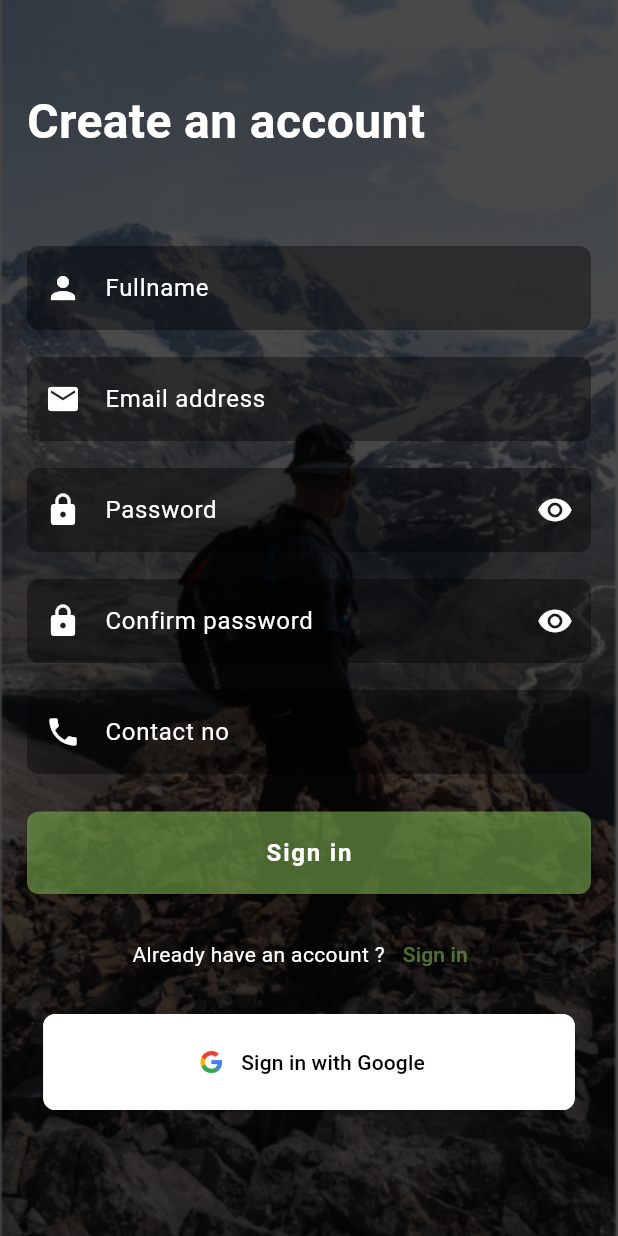
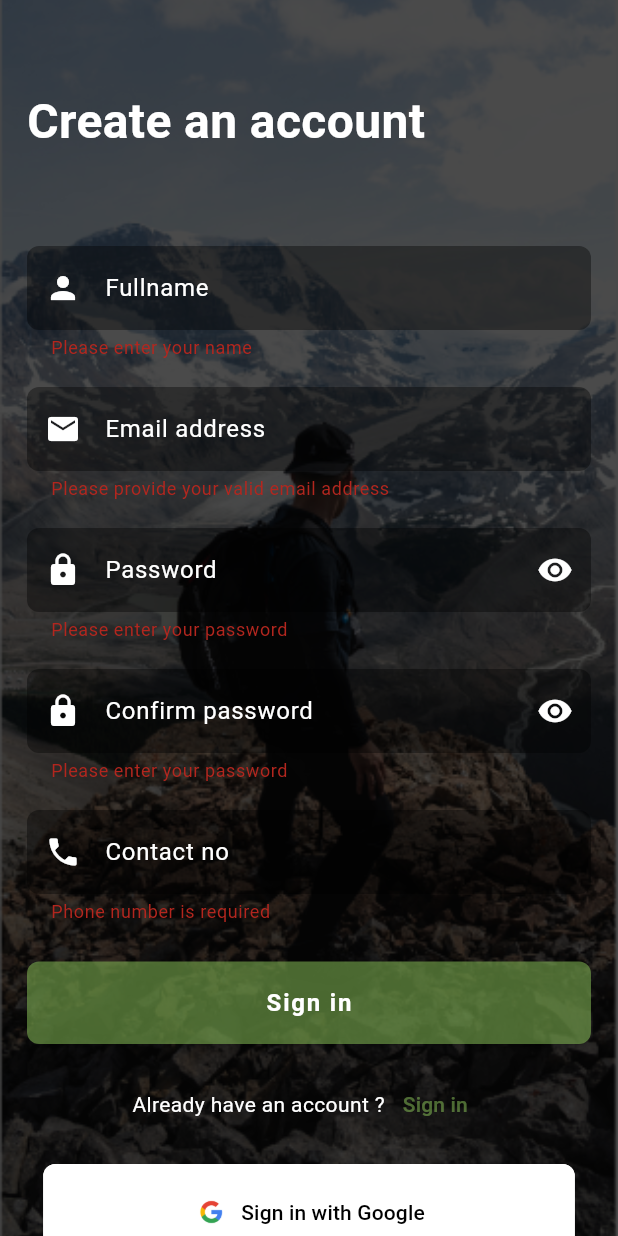
Before and after one commit to AmanCH3/trailmate_mobile_app_assignment, a Flutter app: the SignupView screen opened directly, after a tap on "Sign in", on a phone screen of 412 x 824 dp. Run offline on Flutter 3.47's test engine with Material 3 defaults, Android fonts, the phone set to English and light mode, and no system bars; our stand-ins replace animated_splash_screen.

Commit message:
feat : Sign up validato

```diff
--- a/lib/common/common_textform_view.dart
+++ b/lib/common/common_textform_view.dart
@@ -11,9 +11,9 @@ class CommonTextformView extends StatelessWidget {
 
   final IconData icon;
 
-  final Color fillColor;
+  final Color? fillColor;
 
-  final Color textColor;
+  final Color? textColor;
 
   const CommonTextformView({
     super.key,
@@ -22,21 +22,21 @@ class CommonTextformView extends StatelessWidget {
     required this.hint,
     required this.validatorMsg,
     required this.icon,
-    required this.fillColor,
-    required this.textColor,
+    this.fillColor,
+    this.textColor,
   });
 
   @override
   Widget build(BuildContext context) {
     return TextFormField(
       controller: controller,
-      style: TextStyle(color: textColor),
+      style: TextStyle(color: textColor ?? Colors.white),
       decoration: InputDecoration(
         filled: true,
-        fillColor: fillColor,
-        prefixIcon: Icon(icon, color: textColor),
+        fillColor: fillColor ?? Colors.black38,
+        prefixIcon: Icon(icon, color: textColor ?? Colors.white),
         labelText: label,
-        labelStyle: TextStyle(color: textColor),
+        labelStyle: TextStyle(color: textColor ?? Colors.white),
         border: OutlineInputBorder(
           borderRadius: BorderRadius.circular(8),
           borderSide: BorderSide.none,
--- a/lib/view/signup_view.dart
+++ b/lib/view/signup_view.dart
@@ -1,4 +1,5 @@
 import 'package:flutter/material.dart';
+import 'package:trailmate_mobile_app_assignment/common/common_textform_view.dart';
 
 import 'login_view.dart';
 
@@ -59,47 +60,62 @@ class _SignupViewState extends State<SignupView> {
                   ),
                   SizedBox(height: 20),
 
-                  TextFormField(
+                  // TextFormField(
+                  //   controller: fullNameController,
+                  //   style: const TextStyle(color: Colors.white),
+                  //   decoration: InputDecoration(
+                  //     filled: true,
+                  //     fillColor: Colors.black38,
+                  //     prefixIcon: Icon(Icons.person, color: Colors.white),
+                  //     labelStyle: const TextStyle(color: Colors.white),
+                  //
+                  //     labelText: 'Fullname',
+                  //     border: OutlineInputBorder(
+                  //       borderRadius: BorderRadius.circular(8),
+                  //       borderSide: BorderSide.none,
+                  //     ),
+                  //   ),
+                  //   validator: (value) {
+                  //     if (value == null || value.isEmpty) {
+                  //       return "Email is required";
+                  //     } else if (!_emailRegExp.hasMatch(value)) {
+                  //       return "Enter a valid email";
+                  //     }
+                  //     return null;
+                  //   },
+                  // ),
+                  CommonTextformView(
                     controller: fullNameController,
-                    style: const TextStyle(color: Colors.white),
-                    decoration: InputDecoration(
-                      filled: true,
-                      fillColor: Colors.black38,
-                      prefixIcon: Icon(Icons.person, color: Colors.white),
-                      labelStyle: const TextStyle(color: Colors.white),
+                    label: 'Fullname',
+                    hint: "Provide your full name",
+                    validatorMsg: "Please enter your name",
+                    icon: Icons.person,
+                  ),
 
-                      labelText: 'Fullname',
-                      border: OutlineInputBorder(
-                        borderRadius: BorderRadius.circular(8),
-                        borderSide: BorderSide.none,
-                      ),
-                    ),
-                    validator: (value) {
-                      if (value == null || value.isEmpty) {
-                        return "Email is required";
-                      } else if (!_emailRegExp.hasMatch(value)) {
-                        return "Enter a valid email";
-                      }
-                      return null;
-                    },
-                  ),
                   SizedBox(height: 18),
-                  TextFormField(
+                  // TextFormField(
+                  //   controller: emailController,
+                  //   style: const TextStyle(color: Colors.white),
+                  //   keyboardType: TextInputType.emailAddress,
+                  //   decoration: InputDecoration(
+                  //     filled: true,
+                  //     fillColor: Colors.black38,
+                  //     prefixIcon: Icon(Icons.email, color: Colors.white),
+                  //
+                  //     labelText: 'Email address',
+                  //     labelStyle: const TextStyle(color: Colors.white),
+                  //     border: OutlineInputBorder(
+                  //       borderRadius: BorderRadius.circular(8),
+                  //       borderSide: BorderSide.none,
+                  //     ),
+                  //   ),
+                  // ),
+                  CommonTextformView(
                     controller: emailController,
-                    style: const TextStyle(color: Colors.white),
-                    keyboardType: TextInputType.emailAddress,
-                    decoration: InputDecoration(
-                      filled: true,
-                      fillColor: Colors.black38,
-                      prefixIcon: Icon(Icons.email, color: Colors.white),
-
-                      labelText: 'Email address',
-                      labelStyle: const TextStyle(color: Colors.white),
-                      border: OutlineInputBorder(
-                        borderRadius: BorderRadius.circular(8),
-                        borderSide: BorderSide.none,
-                      ),
-                    ),
+                    label: "Email address",
+                    hint: "abc@gmail.com",
+                    validatorMsg: "Please provide your valid email address",
+                    icon: Icons.email,
                   ),
                   SizedBox(height: 18),
                   TextFormField(
@@ -213,7 +229,19 @@ class _SignupViewState extends State<SignupView> {
                           borderRadius: BorderRadius.circular(8),
                         ),
                       ),
-                      onPressed: () {},
+                      onPressed: () {
+                        if (myKey.currentState!.validate()) {
+                          var fullName = fullNameController.text;
+                          var email = emailController.text;
+                          var password = passwordController.text;
+                          var confirmPassword = confirmPasswordController.text;
+                          var phone = phoneNumberController.text;
+
+                          debugPrint(
+                            'fullname : $fullName ,email : $email , password   : $password , confirmpassword : $confirmPassword , phone : $phone',
+                          );
+                        }
+                      },
                       child: Text(
                         "Sign in",
                         style: TextStyle(
```
